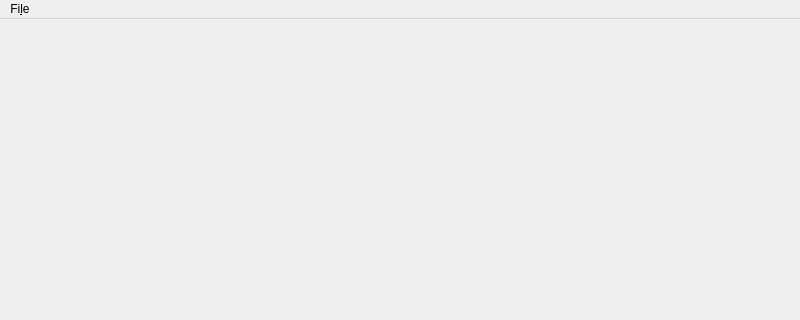
Qt form PySpectrum/pyspectrum_main_window.ui (GuLinux/PySpectrum) before a commit; both pictures show x 0 to 800 and y 0 to 320 of the 800 by 600 pixel window.
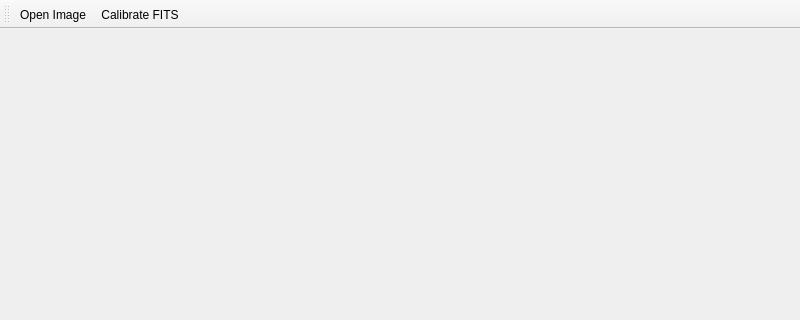
The same form after that commit. Icons and pictures are not drawn.

Patch:
```diff
--- a/PySpectrum/pyspectrum_main_window.ui
+++ b/PySpectrum/pyspectrum_main_window.ui
@@ -23,26 +23,23 @@
     </item>
    </layout>
   </widget>
-  <widget class="QMenuBar" name="menubar">
-   <property name="geometry">
-    <rect>
-     <x>0</x>
-     <y>0</y>
-     <width>800</width>
-     <height>27</height>
-    </rect>
-   </property>
-   <widget class="QMenu" name="menuFile">
-    <property name="title">
-     <string>Fi&amp;le</string>
-    </property>
-    <addaction name="actionOpen_Image"/>
-    <addaction name="actionCalibrate_FITS"/>
-    <addaction name="actionSave"/>
-   </widget>
-   <addaction name="menuFile"/>
-  </widget>
   <widget class="QStatusBar" name="statusbar"/>
+  <widget class="QToolBar" name="toolBar">
+   <property name="windowTitle">
+    <string>Main Toolbar</string>
+   </property>
+   <property name="toolButtonStyle">
+    <enum>Qt::ToolButtonTextBesideIcon</enum>
+   </property>
+   <attribute name="toolBarArea">
+    <enum>TopToolBarArea</enum>
+   </attribute>
+   <attribute name="toolBarBreak">
+    <bool>false</bool>
+   </attribute>
+   <addaction name="actionOpen_Image"/>
+   <addaction name="actionCalibrate_FITS"/>
+  </widget>
   <action name="actionOpen_Image">
    <property name="text">
     <string>&amp;Open Image</string>
```
Left out of the diff: 8 changed lines with no effect on the pictures.
